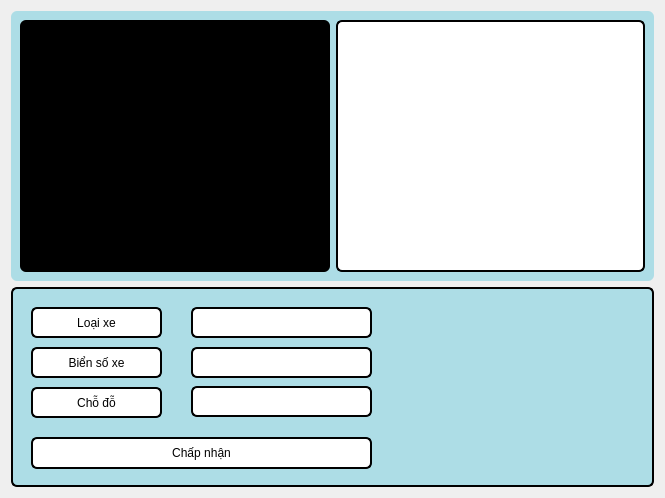
First picture: the form in resources/layouts/widget_in.ui, repository huyquang-bka/smart_parking_lot, before the edit.
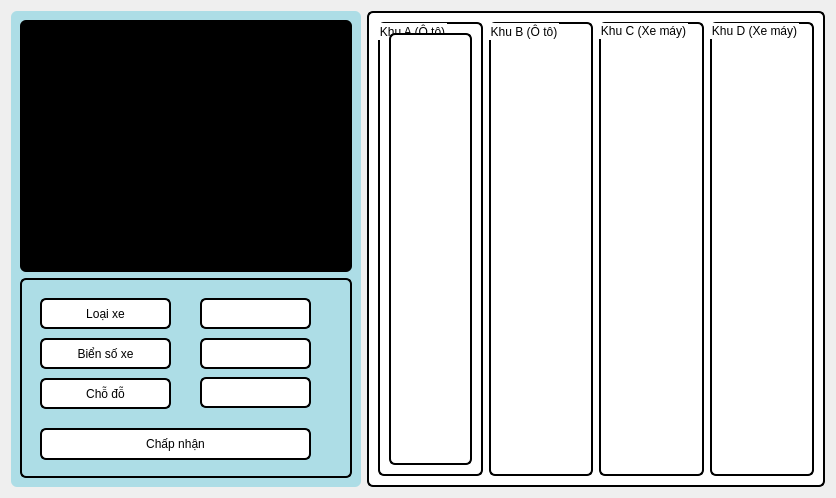
Second picture: the form after the edit.

Patch:
```diff
--- a/resources/layouts/widget_in.ui
+++ b/resources/layouts/widget_in.ui
@@ -6,7 +6,7 @@
    <rect>
     <x>0</x>
     <y>0</y>
-    <width>665</width>
+    <width>836</width>
     <height>498</height>
    </rect>
   </property>
@@ -16,6 +16,12 @@
   <layout class="QGridLayout" name="gridLayout">
    <item row="0" column="0">
     <widget class="QGroupBox" name="groupBox_2">
+     <property name="maximumSize">
+      <size>
+       <width>350</width>
+       <height>16777215</height>
+      </size>
+     </property>
      <property name="styleSheet">
       <string notr="true">background-color: rgb(173, 221, 230);
 border-radius: 6px;
@@ -37,24 +43,6 @@
         </property>
        </widget>
       </item>
-      <item row="0" column="1">
-       <widget class="QFrame" name="qframe_map">
-        <property name="styleSheet">
-         <string notr="true">background-color: rgb(255, 255, 255 );
-border: 2px solid black;
-border-radius: 6px;</string>
-        </property>
-        <property name="frameShape">
-         <enum>QFrame::StyledPanel</enum>
-        </property>
-        <property name="frameShadow">
-         <enum>QFrame::Raised</enum>
-        </property>
-       </widget>
-      </item>
-     </layout>
-    </widget>
-   </item>
    <item row="1" column="0">
     <widget class="QGroupBox" name="groupBox_3">
      <property name="maximumSize">
@@ -77,7 +65,7 @@
        <rect>
         <x>180</x>
         <y>60</y>
-        <width>181</width>
+           <width>111</width>
         <height>31</height>
        </rect>
       </property>
@@ -101,7 +89,7 @@
        <rect>
         <x>180</x>
         <y>20</y>
-        <width>181</width>
+           <width>111</width>
         <height>31</height>
        </rect>
       </property>
@@ -125,7 +113,7 @@
        <rect>
         <x>180</x>
         <y>99</y>
-        <width>181</width>
+           <width>111</width>
         <height>31</height>
        </rect>
       </property>
@@ -212,7 +200,7 @@
        <rect>
         <x>20</x>
         <y>150</y>
-        <width>341</width>
+           <width>271</width>
         <height>32</height>
        </rect>
       </property>
@@ -228,6 +216,71 @@
        <string>Chấp nhận</string>
       </property>
      </widget>
+       </widget>
+      </item>
+     </layout>
+    </widget>
+   </item>
+   <item row="0" column="1">
+    <widget class="QFrame" name="qframe_map">
+     <property name="styleSheet">
+      <string notr="true">background-color: rgb(255, 255, 255 );
+border: 2px solid black;
+border-radius: 6px;</string>
+     </property>
+     <property name="frameShape">
+      <enum>QFrame::StyledPanel</enum>
+     </property>
+     <property name="frameShadow">
+      <enum>QFrame::Raised</enum>
+     </property>
+     <layout class="QGridLayout" name="gridLayout_3">
+      <item row="0" column="1">
+       <widget class="QGroupBox" name="groupBox_B">
+        <property name="title">
+         <string>Khu B (Ô tô)</string>
+        </property>
+       </widget>
+      </item>
+      <item row="0" column="3">
+       <widget class="QGroupBox" name="groupBox_D">
+        <property name="title">
+         <string>Khu D (Xe máy)</string>
+        </property>
+       </widget>
+      </item>
+      <item row="0" column="2">
+       <widget class="QGroupBox" name="groupBox_C">
+        <property name="title">
+         <string>Khu C (Xe máy)</string>
+        </property>
+       </widget>
+      </item>
+      <item row="0" column="0">
+       <widget class="QGroupBox" name="groupBox_A">
+        <property name="title">
+         <string>Khu A (Ô tô)</string>
+        </property>
+        <layout class="QGridLayout" name="gridLayout_4">
+         <item row="0" column="0">
+          <widget class="QLabel" name="label_4">
+           <property name="styleSheet">
+            <string notr="true">background-color: rgb(255, 255, 255);
+border: 2px solid black;
+border-radius: 6px;</string>
+           </property>
+           <property name="text">
+            <string/>
+           </property>
+           <property name="alignment">
+            <set>Qt::AlignCenter</set>
+           </property>
+          </widget>
+         </item>
+        </layout>
+       </widget>
+      </item>
+     </layout>
     </widget>
    </item>
   </layout>
```
Lines whose indentation alone changed are shown as unchanged.
